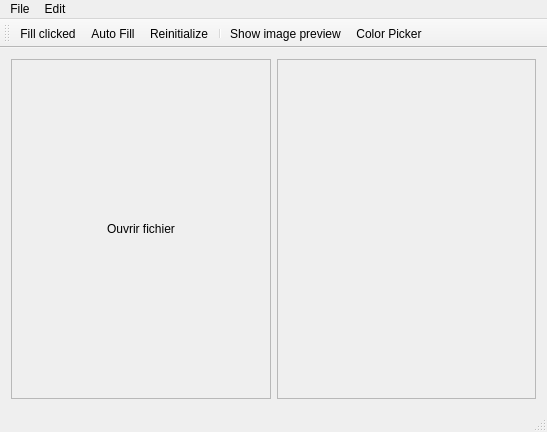
BBprog/Qt_data_vis, file mainwindow.ui: the form before one commit.
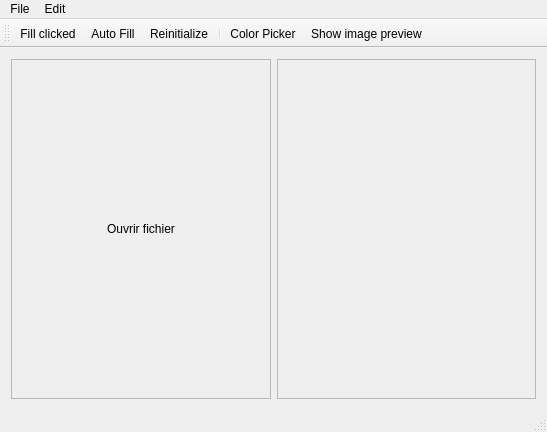
The form after the commit. Icons and pictures are not drawn.

Commit message: window sizing

The edit to the form file:
```diff
--- a/mainwindow.ui
+++ b/mainwindow.ui
@@ -179,8 +179,8 @@
    <addaction name="actionFill_auto"/>
    <addaction name="actionReinitialize"/>
    <addaction name="separator"/>
-   <addaction name="actionShow_image_preview"/>
    <addaction name="actionPick_color"/>
+   <addaction name="actionShow_image_preview"/>
   </widget>
   <action name="actionLoad">
    <property name="icon">
```
Left out of the diff: 6 changed lines with no effect on the pictures. The commit also changes 2 other files.
